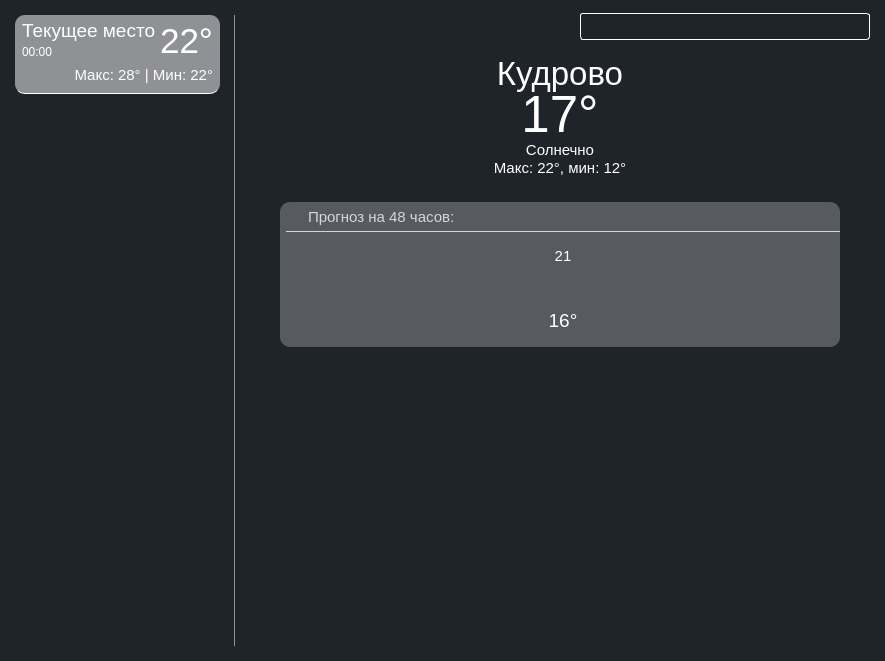
Above: weather.ui from ZaharChernenko/weather_forecast before the change. Below: the same form after it.
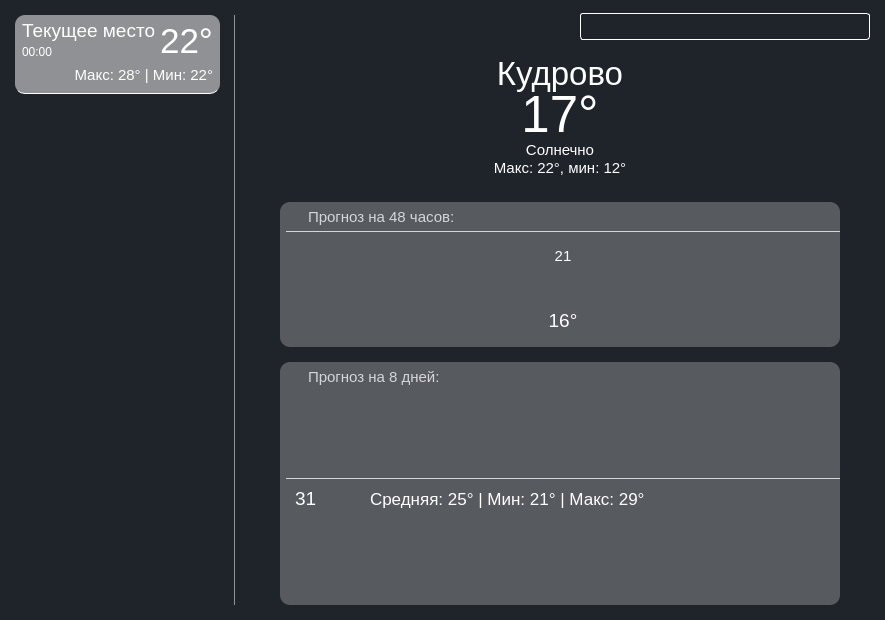
That is the form after the change. Icons and pictures are not drawn.

Commit message: added calendar_icon

Patch:
```diff
--- a/weather.ui
+++ b/weather.ui
@@ -7,7 +7,7 @@
     <x>0</x>
     <y>0</y>
     <width>885</width>
-    <height>661</height>
+    <height>620</height>
    </rect>
   </property>
   <property name="windowTitle">
@@ -108,7 +108,7 @@
             <x>0</x>
             <y>0</y>
             <width>235</width>
-            <height>661</height>
+            <height>620</height>
            </rect>
           </property>
           <layout class="QVBoxLayout" name="scroll_area_vlayout">
@@ -830,7 +830,7 @@
                    <x>0</x>
                    <y>0</y>
                    <width>560</width>
-                   <height>459</height>
+                   <height>418</height>
                   </rect>
                  </property>
                  <property name="styleSheet">
@@ -838,7 +838,7 @@
                  </property>
                  <layout class="QVBoxLayout" name="main_page_scroll_vlayout">
                   <property name="spacing">
-                   <number>0</number>
+                   <number>15</number>
                   </property>
                   <property name="leftMargin">
                    <number>0</number>
@@ -1003,7 +1003,7 @@
                           <x>0</x>
                           <y>0</y>
                           <width>554</width>
-                          <height>99</height>
+                          <height>109</height>
                          </rect>
                         </property>
                         <layout class="QHBoxLayout" name="hourly_scroll_area_hlayout">
@@ -1138,15 +1138,277 @@
                    </widget>
                   </item>
                   <item>
-                   <widget class="QWidget" name="widget" native="true">
+                   <widget class="QWidget" name="daily_widget" native="true">
                     <property name="minimumSize">
                      <size>
                       <width>0</width>
                       <height>50</height>
                      </size>
                     </property>
+                    <property name="maximumSize">
+                     <size>
+                      <width>16777215</width>
+                      <height>16777215</height>
+                     </size>
+                    </property>
+                    <property name="styleSheet">
+                     <string notr="true">#daily_widget{
+	background: rgba(255, 255, 255, 64);
+	border-radius: 10px;
+}</string>
+                    </property>
+                    <layout class="QVBoxLayout" name="daily_vlayout">
+                     <property name="spacing">
+                      <number>0</number>
+                     </property>
+                     <property name="leftMargin">
+                      <number>6</number>
+                     </property>
+                     <property name="topMargin">
+                      <number>0</number>
+                     </property>
+                     <property name="rightMargin">
+                      <number>0</number>
+                     </property>
+                     <property name="bottomMargin">
+                      <number>0</number>
+                     </property>
+                     <item>
+                      <widget class="QFrame" name="daily_frame">
+                       <property name="minimumSize">
+                        <size>
+                         <width>0</width>
+                         <height>30</height>
+                        </size>
+                       </property>
+                       <property name="maximumSize">
+                        <size>
+                         <width>16777215</width>
+                         <height>30</height>
+                        </size>
+                       </property>
+                       <property name="frameShape">
+                        <enum>QFrame::StyledPanel</enum>
+                       </property>
+                       <property name="frameShadow">
+                        <enum>QFrame::Raised</enum>
+                       </property>
+                       <layout class="QHBoxLayout" name="daily_frame_hlayout">
+                        <property name="spacing">
+                         <number>7</number>
+                        </property>
+                        <property name="leftMargin">
+                         <number>0</number>
+                        </property>
+                        <property name="topMargin">
+                         <number>0</number>
+                        </property>
+                        <property name="rightMargin">
+                         <number>0</number>
+                        </property>
+                        <property name="bottomMargin">
+                         <number>0</number>
+                        </property>
+                        <item>
+                         <widget class="QLabel" name="label">
+                          <property name="minimumSize">
+                           <size>
+                            <width>15</width>
+                            <height>16</height>
+                           </size>
+                          </property>
+                          <property name="maximumSize">
+                           <size>
+                            <width>15</width>
+                            <height>16</height>
+                           </size>
+                          </property>
+                          <property name="text">
+                           <string/>
+                          </property>
+                          <property name="pixmap">
+                           <pixmap>icons/calendar_icon.svg</pixmap>
+                          </property>
+                          <property name="scaledContents">
+                           <bool>true</bool>
+                          </property>
+                         </widget>
+                        </item>
+                        <item>
+                         <widget class="QLabel" name="label_2">
+                          <property name="font">
+                           <font>
+                            <pointsize>11</pointsize>
+                           </font>
+                          </property>
+                          <property name="styleSheet">
+                           <string notr="true">color: #d5d6d7;</string>
+                          </property>
+                          <property name="text">
+                           <string>Прогноз на 8 дней:</string>
+                          </property>
+                         </widget>
+                        </item>
+                       </layout>
+                      </widget>
+                     </item>
+                     <item>
+                      <widget class="QFrame" name="daily_main_frame">
+                       <property name="frameShape">
+                        <enum>QFrame::StyledPanel</enum>
+                       </property>
+                       <property name="frameShadow">
+                        <enum>QFrame::Raised</enum>
+                       </property>
+                       <layout class="QVBoxLayout" name="daily_main_frame_vlayout">
+                        <property name="spacing">
+                         <number>0</number>
+                        </property>
+                        <property name="leftMargin">
+                         <number>0</number>
+                        </property>
+                        <property name="topMargin">
+                         <number>0</number>
+                        </property>
+                        <property name="rightMargin">
+                         <number>0</number>
+                        </property>
+                        <property name="bottomMargin">
+                         <number>0</number>
+                        </property>
+                        <item>
+                         <widget class="QFrame" name="daily_element">
+                          <property name="minimumSize">
+                           <size>
+                            <width>0</width>
+                            <height>40</height>
+                           </size>
+                          </property>
+                          <property name="maximumSize">
+                           <size>
+                            <width>16777215</width>
+                            <height>40</height>
+                           </size>
+                          </property>
+                          <property name="styleSheet">
+                           <string notr="true">#daily_element{
+	border-top: 1px solid #d5d6d7;
+}</string>
+                          </property>
+                          <property name="frameShape">
+                           <enum>QFrame::StyledPanel</enum>
+                          </property>
+                          <property name="frameShadow">
+                           <enum>QFrame::Raised</enum>
+                          </property>
+                          <layout class="QHBoxLayout" name="horizontalLayout">
+                           <property name="spacing">
+                            <number>0</number>
+                           </property>
+                           <property name="leftMargin">
+                            <number>9</number>
+                           </property>
+                           <property name="topMargin">
+                            <number>0</number>
+                           </property>
+                           <property name="rightMargin">
+                            <number>0</number>
+                           </property>
+                           <property name="bottomMargin">
+                            <number>0</number>
+                           </property>
+                           <item>
+                            <widget class="QLabel" name="daily_date">
+                             <property name="sizePolicy">
+                              <sizepolicy hsizetype="Fixed" vsizetype="Fixed">
+                               <horstretch>0</horstretch>
+                               <verstretch>0</verstretch>
+                              </sizepolicy>
+                             </property>
+                             <property name="minimumSize">
+                              <size>
+                               <width>35</width>
+                               <height>0</height>
+                              </size>
+                             </property>
+                             <property name="maximumSize">
+                              <size>
+                               <width>35</width>
+                               <height>16777215</height>
+                              </size>
+                             </property>
+                             <property name="font">
+                              <font>
+                               <pointsize>14</pointsize>
+                              </font>
+                             </property>
+                             <property name="text">
+                              <string>31</string>
+                             </property>
+                            </widget>
+                           </item>
+                           <item>
+                            <widget class="QLabel" name="weather_label_2">
+                             <property name="minimumSize">
+                              <size>
+                               <width>40</width>
+                               <height>40</height>
+                              </size>
+                             </property>
+                             <property name="maximumSize">
+                              <size>
+                               <width>40</width>
+                               <height>40</height>
+                              </size>
+                             </property>
+                             <property name="text">
+                              <string/>
+                             </property>
+                             <property name="pixmap">
+                              <pixmap>icons/01d.png</pixmap>
+                             </property>
+                             <property name="scaledContents">
+                              <bool>true</bool>
+                             </property>
+                            </widget>
+                           </item>
+                           <item>
+                            <widget class="QLabel" name="temp_label_2">
+                             <property name="font">
+                              <font>
+                               <pointsize>13</pointsize>
+                              </font>
+                             </property>
+                             <property name="text">
+                              <string>Средняя: 25° | Мин: 21° | Макс: 29°</string>
+                             </property>
+                            </widget>
+                           </item>
+                          </layout>
+                         </widget>
+                        </item>
+                       </layout>
+                      </widget>
+                     </item>
+                    </layout>
                    </widget>
                   </item>
+                  <item>
+                   <spacer name="main_page_vertical_spacer">
+                    <property name="orientation">
+                     <enum>Qt::Vertical</enum>
+                    </property>
+                    <property name="sizeType">
+                     <enum>QSizePolicy::Fixed</enum>
+                    </property>
+                    <property name="sizeHint" stdset="0">
+                     <size>
+                      <width>20</width>
+                      <height>15</height>
+                     </size>
+                    </property>
+                   </spacer>
+                  </item>
                  </layout>
                 </widget>
                </widget>
```
The commit also changes 2 other files.
